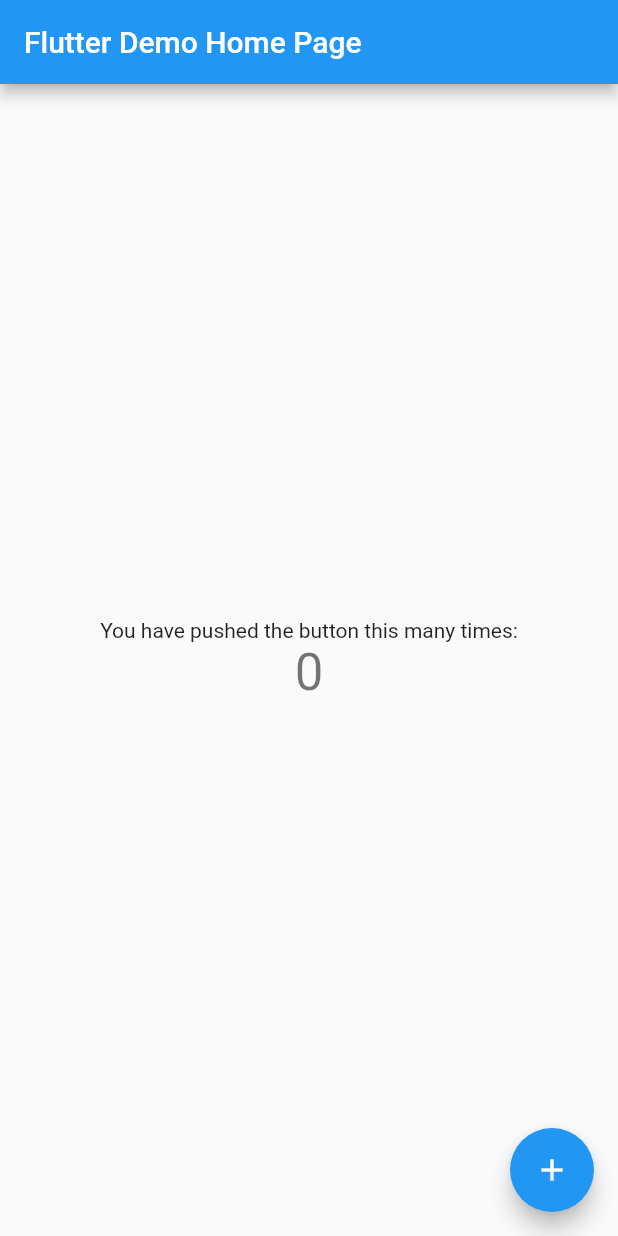
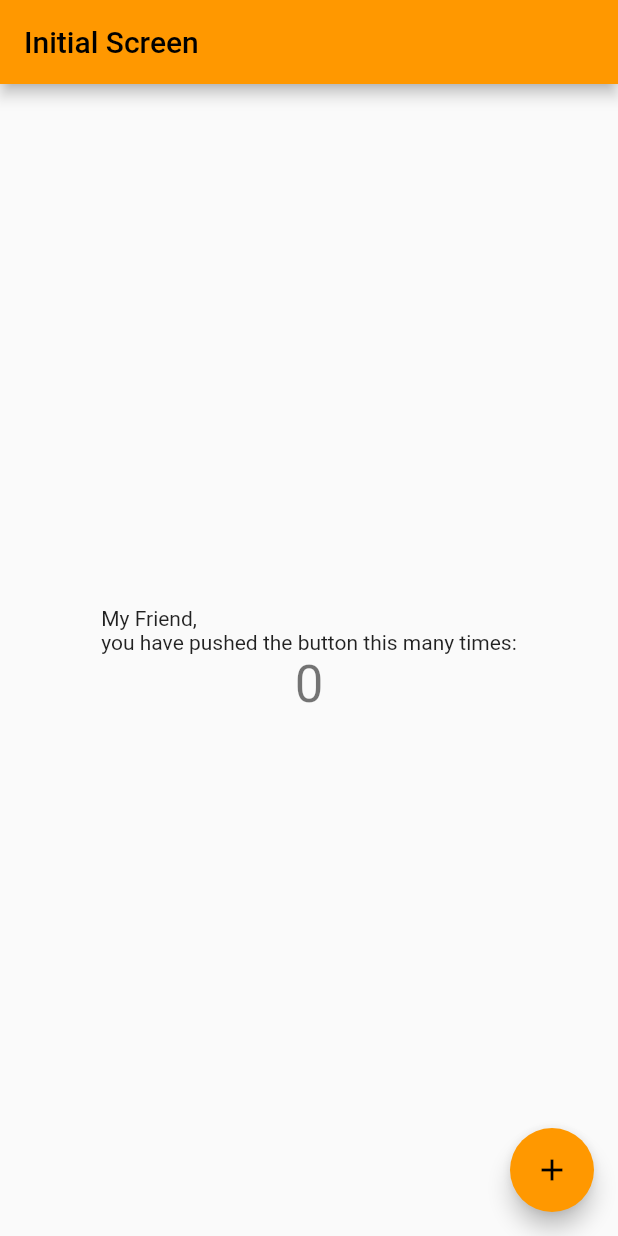
Before and after one commit to DatabertDuck/first_repo, a Flutter app: the screen it shows after launch, on a phone screen of 412 x 824 dp. Run offline on Flutter 3.47's test engine with Material 2 defaults, Android fonts, the phone set to English and light mode, and no system bars.

Commit message:
Changed Title and color and message

```diff
--- a/lib/main.dart
+++ b/lib/main.dart
@@ -22,9 +22,9 @@ class MyApp extends StatelessWidget {
         // or simply save your changes to "hot reload" in a Flutter IDE).
         // Notice that the counter didn't reset back to zero; the application
         // is not restarted.
-        primarySwatch: Colors.blue,
+        primarySwatch: Colors.orange,
       ),
-      home: const MyHomePage(title: 'Flutter Demo Home Page'),
+      home: const MyHomePage(title: 'Initial Screen'),
     );
   }
 }
@@ -96,7 +96,7 @@ class _MyHomePageState extends State<MyHomePage> {
           mainAxisAlignment: MainAxisAlignment.center,
           children: <Widget>[
             const Text(
-              'You have pushed the button this many times:',
+              'My Friend,\nyou have pushed the button this many times:',
             ),
             Text(
               '$_counter',
```
Also changed, not shown: 267 other files.
